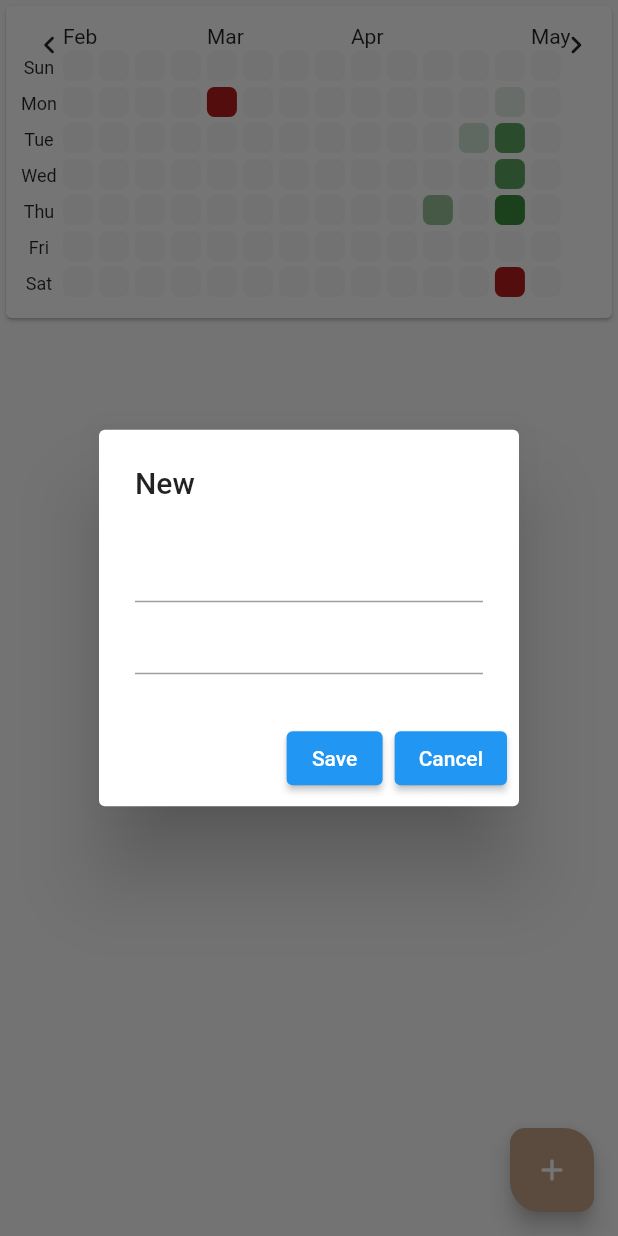
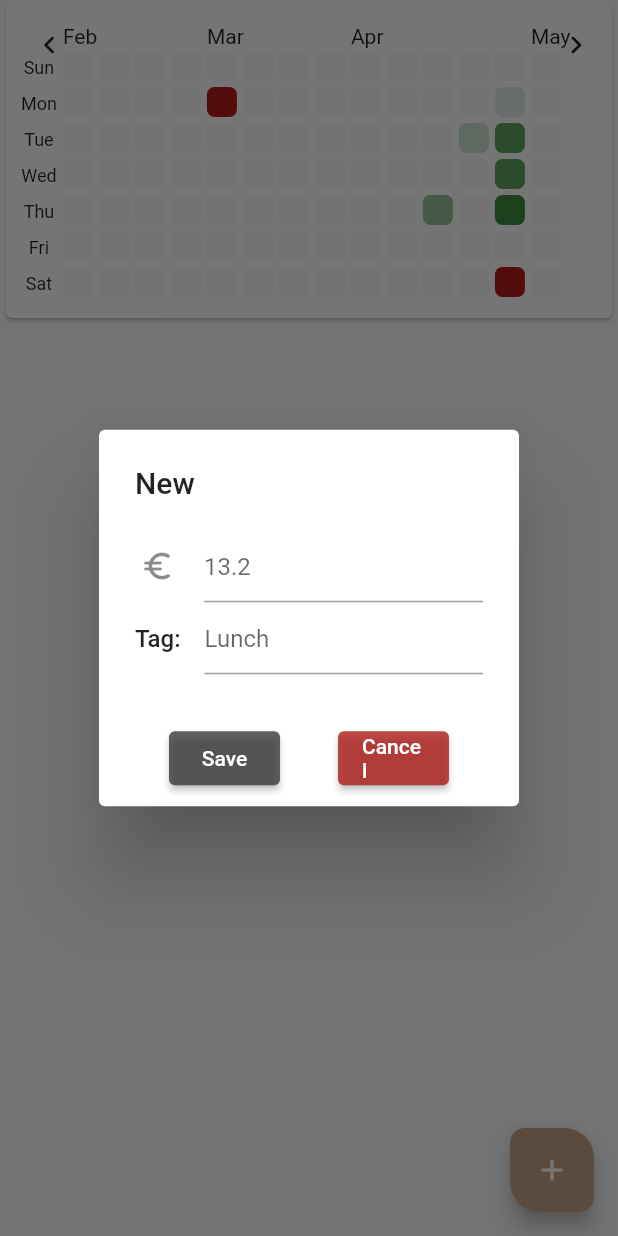
Before and after one commit to Paleho/ExpenseTracker, a Flutter app: the screen it shows after launch, after a tap on the "add" icon, on a phone screen of 412 x 824 dp. Run offline on Flutter 3.47's test engine with Material 2 defaults, Android fonts, the phone set to English and light mode, and no system bars.

Commit message:
Stylize AddExpense AlertDialog

```diff
--- a/lib/AddExpense.dart
+++ b/lib/AddExpense.dart
@@ -25,23 +25,46 @@ class _AddExpenseState extends State<AddExpense> {
           mainAxisSize: MainAxisSize.min,
           children: [
             TextField(
+              decoration: const InputDecoration(
+                hintText: '13.2',
+                icon: SizedBox(
+                  width: 30,
+                  child: Icon(Icons.euro_symbol_rounded),
+                ),
+              ),
               controller: createExpenseAmountController,
             ),
             TextField(
+              decoration: const InputDecoration(
+                hintText: 'Lunch',
+                icon: Text(
+                  'Tag:',
+                  style: TextStyle(fontWeight: FontWeight.w500),
+                ),
+              ),
               controller: createExpenseNameController,
             ),
           ],
         ),
+        actionsAlignment: MainAxisAlignment.spaceEvenly,
         actions: [
           // Save
           ElevatedButton(
             onPressed: save,
+            style: ElevatedButton.styleFrom(
+              fixedSize: Size(74, 28),
+              backgroundColor: Color.fromARGB(200, 55, 55, 55),
+            ),
             child: const Text('Save'),
           ),
 
           // Cancel
           ElevatedButton(
             onPressed: cancel,
+            style: ElevatedButton.styleFrom(
+              fixedSize: Size(74, 28),
+              backgroundColor: Color.fromARGB(200, 173, 25, 23),
+            ),
             child: const Text('Cancel'),
           ),
         ],
```
